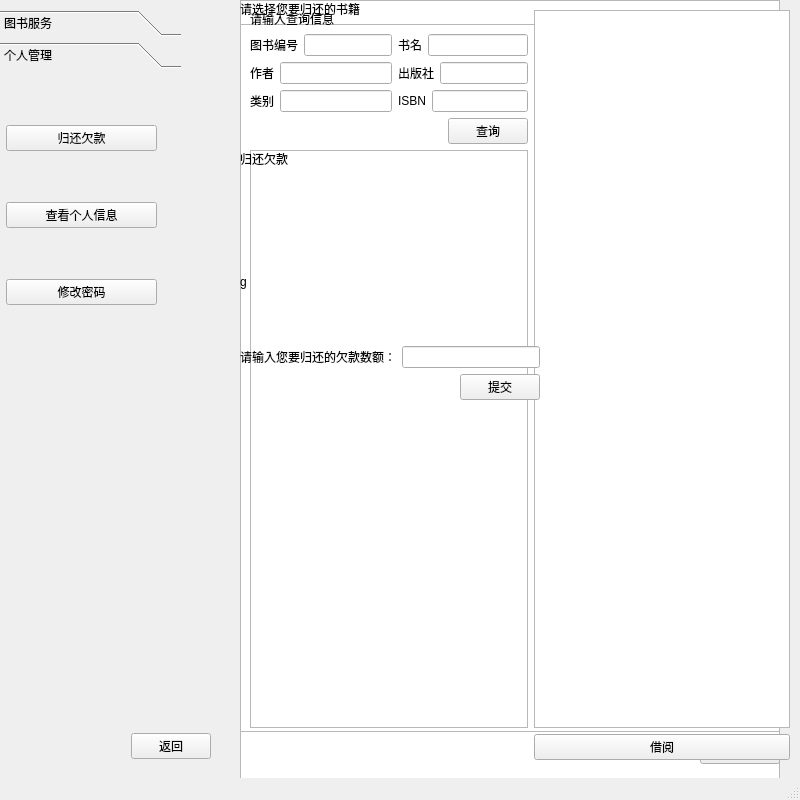
The window that u_mainwindow.ui (kennyseyes/library-1) describes before a commit, drawn with Qt 5.
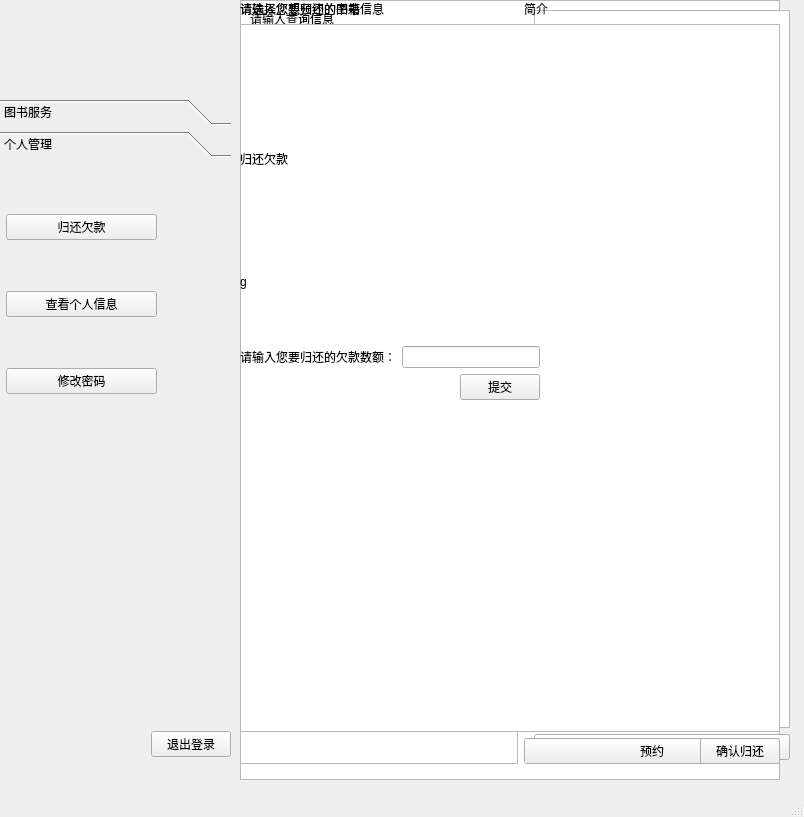
The same window after the commit.

Diff of the .ui file:
```diff
--- a/u_mainwindow.ui
+++ b/u_mainwindow.ui
@@ -6,42 +6,20 @@
    <rect>
     <x>0</x>
     <y>0</y>
-    <width>800</width>
-    <height>800</height>
+    <width>804</width>
+    <height>817</height>
    </rect>
   </property>
+  <property name="maximumSize">
+   <size>
+    <width>804</width>
+    <height>817</height>
+   </size>
+  </property>
   <property name="windowTitle">
    <string>MainWindow</string>
   </property>
   <widget class="QWidget" name="centralwidget">
-   <widget class="QLabel" name="title">
-    <property name="geometry">
-     <rect>
-      <x>6</x>
-      <y>6</y>
-      <width>24</width>
-      <height>48</height>
-     </rect>
-    </property>
-    <property name="sizePolicy">
-     <sizepolicy hsizetype="Preferred" vsizetype="Maximum">
-      <horstretch>0</horstretch>
-      <verstretch>0</verstretch>
-     </sizepolicy>
-    </property>
-    <property name="font">
-     <font>
-      <family>SimSun-ExtB</family>
-      <pointsize>48</pointsize>
-     </font>
-    </property>
-    <property name="text">
-     <string/>
-    </property>
-    <property name="textFormat">
-     <enum>Qt::PlainText</enum>
-    </property>
-   </widget>
    <widget class="QWidget" name="searchbook" native="true">
     <property name="enabled">
      <bool>true</bool>
@@ -363,18 +341,137 @@
      </item>
     </layout>
    </widget>
-   <widget class="QWidget" name="layoutWidget">
+   <widget class="QWidget" name="reservebook" native="true">
+    <property name="enabled">
+     <bool>true</bool>
+    </property>
     <property name="geometry">
      <rect>
-      <x>0</x>
-      <y>731</y>
-      <width>211</width>
-      <height>31</height>
+      <x>240</x>
+      <y>0</y>
+      <width>540</width>
+      <height>764</height>
      </rect>
     </property>
-    <layout class="QHBoxLayout" name="horizontalLayout">
+    <property name="acceptDrops">
+     <bool>false</bool>
+    </property>
+    <property name="autoFillBackground">
+     <bool>false</bool>
+    </property>
+    <layout class="QGridLayout" name="gridLayout_7">
+     <item row="0" column="0">
+      <layout class="QHBoxLayout" name="horizontalLayout_19">
      <item>
-      <spacer name="horizontalSpacer">
+        <layout class="QVBoxLayout" name="verticalLayout_4">
+         <item>
+          <layout class="QVBoxLayout" name="layout_2">
+           <item>
+            <widget class="QLabel" name="label_12">
+             <property name="enabled">
+              <bool>true</bool>
+             </property>
+             <property name="text">
+              <string>请输入您想预约的图书信息</string>
+             </property>
+            </widget>
+           </item>
+           <item>
+            <layout class="QVBoxLayout" name="verticalLayout_6">
+             <item>
+              <layout class="QGridLayout" name="gridLayout_8">
+               <item row="0" column="0">
+                <layout class="QHBoxLayout" name="horizontalLayout_12">
+                 <item>
+                  <widget class="QLabel" name="label_13">
+                   <property name="text">
+                    <string>图书编号</string>
+                   </property>
+                  </widget>
+                 </item>
+                 <item>
+                  <widget class="QLineEdit" name="id_2"/>
+                 </item>
+                </layout>
+               </item>
+               <item row="0" column="1">
+                <layout class="QHBoxLayout" name="horizontalLayout_13">
+                 <item>
+                  <widget class="QLabel" name="label_14">
+                   <property name="text">
+                    <string>书名</string>
+                   </property>
+                  </widget>
+                 </item>
+                 <item>
+                  <widget class="QLineEdit" name="name_2"/>
+                 </item>
+                </layout>
+               </item>
+               <item row="1" column="0">
+                <layout class="QHBoxLayout" name="horizontalLayout_14">
+                 <item>
+                  <widget class="QLabel" name="label_15">
+                   <property name="text">
+                    <string>作者</string>
+                   </property>
+                  </widget>
+                 </item>
+                 <item>
+                  <widget class="QLineEdit" name="author_2"/>
+                 </item>
+                </layout>
+               </item>
+               <item row="1" column="1">
+                <layout class="QHBoxLayout" name="horizontalLayout_15">
+                 <item>
+                  <widget class="QLabel" name="label_16">
+                   <property name="text">
+                    <string>出版社</string>
+                   </property>
+                  </widget>
+                 </item>
+                 <item>
+                  <widget class="QLineEdit" name="publish_2"/>
+                 </item>
+                </layout>
+               </item>
+               <item row="2" column="0">
+                <layout class="QHBoxLayout" name="horizontalLayout_16">
+                 <item>
+                  <widget class="QLabel" name="label_17">
+                   <property name="text">
+                    <string>类别</string>
+                   </property>
+                  </widget>
+                 </item>
+                 <item>
+                  <widget class="QLineEdit" name="type_2"/>
+                 </item>
+                </layout>
+               </item>
+               <item row="2" column="1">
+                <layout class="QHBoxLayout" name="horizontalLayout_17">
+                 <item>
+                  <widget class="QLabel" name="label_18">
+                   <property name="text">
+                    <string>ISBN</string>
+                   </property>
+                  </widget>
+                 </item>
+                 <item>
+                  <widget class="QLineEdit" name="isbn_2"/>
+                 </item>
+                </layout>
+               </item>
+              </layout>
+             </item>
+            </layout>
+           </item>
+           <item>
+            <layout class="QHBoxLayout" name="horizontalLayout_18">
+             <item>
+              <spacer name="horizontalSpacer_5">
        <property name="orientation">
         <enum>Qt::Horizontal</enum>
        </property>
@@ -387,23 +484,119 @@
       </spacer>
      </item>
      <item>
-      <widget class="QPushButton" name="exit">
+              <widget class="QPushButton" name="search_3">
        <property name="text">
-        <string>返回</string>
+                <string>查询</string>
        </property>
       </widget>
      </item>
     </layout>
-   </widget>
+           </item>
+          </layout>
+         </item>
+         <item>
+          <widget class="QListWidget" name="showresult_2">
+           <property name="sizePolicy">
+            <sizepolicy hsizetype="Preferred" vsizetype="Expanding">
+             <horstretch>0</horstretch>
+             <verstretch>0</verstretch>
+            </sizepolicy>
+           </property>
+          </widget>
+         </item>
+        </layout>
+       </item>
+       <item>
+        <layout class="QVBoxLayout" name="verticalLayout_3">
+         <item>
+          <widget class="QLabel" name="label_20">
+           <property name="text">
+            <string>简介</string>
+           </property>
+          </widget>
+         </item>
+         <item>
+          <widget class="QTextEdit" name="info_2">
+           <property name="sizePolicy">
+            <sizepolicy hsizetype="Minimum" vsizetype="Expanding">
+             <horstretch>0</horstretch>
+             <verstretch>0</verstretch>
+            </sizepolicy>
+           </property>
+           <property name="maximumSize">
+            <size>
+             <width>16777191</width>
+             <height>16777215</height>
+            </size>
+           </property>
+          </widget>
+         </item>
+         <item>
+          <widget class="QLabel" name="label_19">
+           <property name="text">
+            <string>已预约书籍</string>
+           </property>
+          </widget>
+         </item>
+         <item>
+          <widget class="QListWidget" name="showbookreserverd"/>
+         </item>
+         <item>
+          <widget class="QPushButton" name="cancel">
+           <property name="text">
+            <string>取消预约</string>
+           </property>
+          </widget>
+         </item>
+         <item>
+          <widget class="QPushButton" name="reserve_2">
+           <property name="text">
+            <string>预约</string>
+           </property>
+          </widget>
+         </item>
+        </layout>
+       </item>
+      </layout>
+     </item>
+    </layout>
+   </widget>
+   <widget class="QWidget" name="layoutWidget">
+    <property name="geometry">
+     <rect>
+      <x>0</x>
+      <y>6</y>
+      <width>231</width>
+      <height>751</height>
+     </rect>
+    </property>
+    <layout class="QVBoxLayout" name="verticalLayout_10">
+     <item>
+      <layout class="QVBoxLayout" name="verticalLayout_9">
+       <item>
+        <widget class="QLabel" name="title">
+         <property name="sizePolicy">
+          <sizepolicy hsizetype="Preferred" vsizetype="Maximum">
+           <horstretch>0</horstretch>
+           <verstretch>0</verstretch>
+          </sizepolicy>
+         </property>
+         <property name="font">
+          <font>
+           <family>SimSun-ExtB</family>
+           <pointsize>48</pointsize>
+          </font>
+         </property>
+         <property name="text">
+          <string/>
+         </property>
+         <property name="textFormat">
+          <enum>Qt::PlainText</enum>
+         </property>
+        </widget>
+       </item>
+       <item>
    <widget class="QToolBox" name="toolBox">
-    <property name="geometry">
-     <rect>
-      <x>0</x>
-      <y>10</y>
-      <width>181</width>
-      <height>571</height>
-     </rect>
-    </property>
     <property name="sizePolicy">
      <sizepolicy hsizetype="Preferred" vsizetype="Preferred">
       <horstretch>0</horstretch>
@@ -418,8 +611,8 @@
       <rect>
        <x>0</x>
        <y>0</y>
-       <width>181</width>
-       <height>529</height>
+            <width>227</width>
+            <height>627</height>
       </rect>
      </property>
      <attribute name="label">
@@ -471,8 +664,8 @@
       <rect>
        <x>0</x>
        <y>0</y>
-       <width>181</width>
-       <height>529</height>
+            <width>227</width>
+            <height>627</height>
       </rect>
      </property>
      <attribute name="label">
@@ -513,12 +706,40 @@
      </widget>
     </widget>
    </widget>
-   <zorder>toolBox</zorder>
+       </item>
+      </layout>
+     </item>
+     <item>
+      <layout class="QHBoxLayout" name="horizontalLayout">
+       <item>
+        <spacer name="horizontalSpacer">
+         <property name="orientation">
+          <enum>Qt::Horizontal</enum>
+         </property>
+         <property name="sizeHint" stdset="0">
+          <size>
+           <width>40</width>
+           <height>20</height>
+          </size>
+         </property>
+        </spacer>
+       </item>
+       <item>
+        <widget class="QPushButton" name="exit">
+         <property name="text">
+          <string>退出登录</string>
+         </property>
+        </widget>
+       </item>
+      </layout>
+     </item>
+    </layout>
+   </widget>
    <zorder>layoutWidget</zorder>
-   <zorder>title</zorder>
    <zorder>clientinfo</zorder>
-   <zorder>returnbook</zorder>
    <zorder>searchbook</zorder>
+   <zorder>reservebook</zorder>
+   <zorder>returnbook</zorder>
    <zorder>payback</zorder>
   </widget>
   <widget class="QMenuBar" name="menubar">
@@ -526,7 +747,7 @@
     <rect>
      <x>0</x>
      <y>0</y>
-     <width>800</width>
+     <width>804</width>
      <height>17</height>
     </rect>
    </property>
```
Lines whose indentation alone changed are shown as unchanged.
